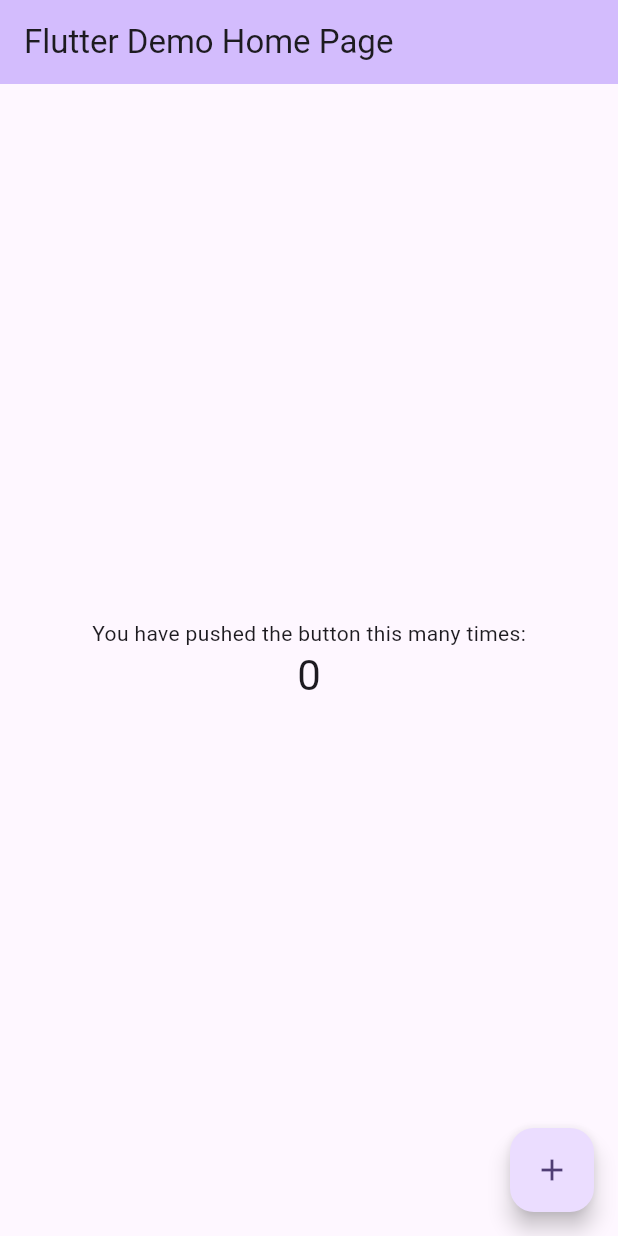
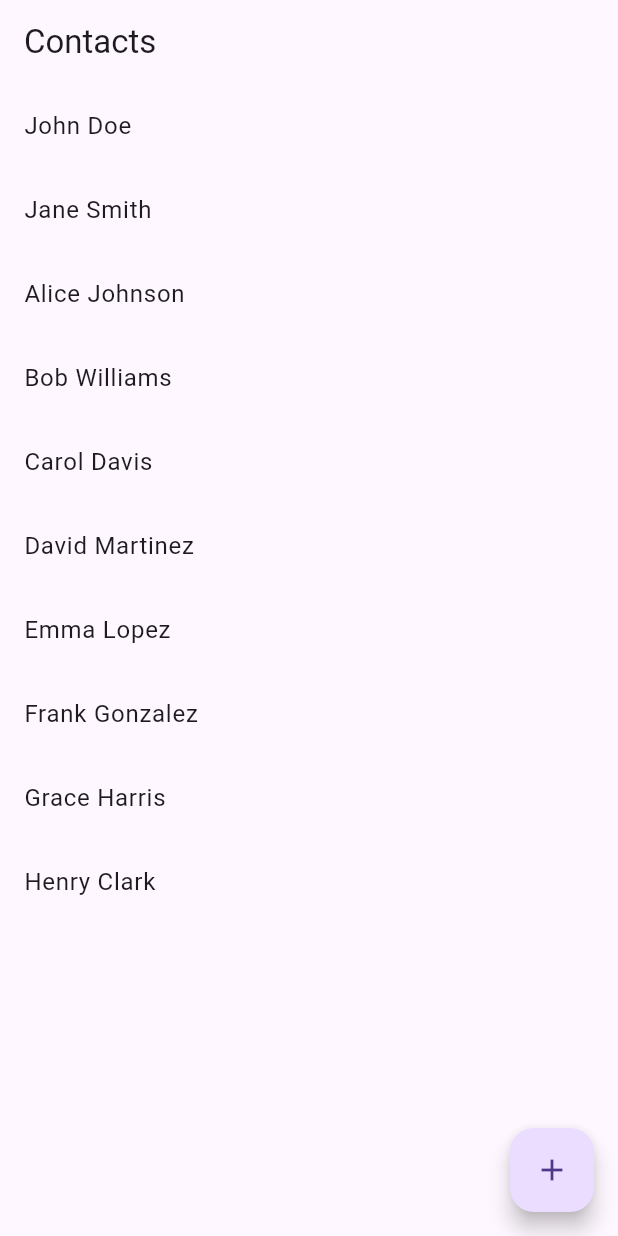
Before and after one commit to 10terabyte/simple_contacts, a Flutter app: the screen it shows after launch, on a phone screen of 412 x 824 dp. Run offline on Flutter 3.47's test engine with Material 3 defaults, Android fonts, the phone set to English and light mode, and no system bars; our stand-ins replace flutter_bloc, go_router, objectbox; generated files the repository leaves out were written again.

Commit message:
Features: Contact List & Details Screen

```diff
--- /dev/null
+++ b/lib/bloc/contact_bloc.dart
@@ -0,0 +1,57 @@
+import 'package:flutter_bloc/flutter_bloc.dart';
+import '../models/contact.dart';
+import '../repository/contact_repository.dart';
+
+class ContactEvent {}
+
+class LoadContacts extends ContactEvent {}
+
+class AddContact extends ContactEvent {
+  final Contact contact;
+
+  AddContact(this.contact);
+}
+
+class UpdateContact extends ContactEvent {
+  final Contact contact;
+
+  UpdateContact(this.contact);
+}
+
+class DeleteContact extends ContactEvent {
+  final int id;
+
+  DeleteContact(this.id);
+}
+
+class ContactState {
+  final List<Contact> contacts;
+
+  ContactState(this.contacts);
+}
+
+class ContactBloc extends Bloc<ContactEvent, ContactState> {
+  final ContactRepository repository;
+
+  ContactBloc(this.repository) : super(ContactState([])) {
+    on<LoadContacts>((event, emit) {
+      final contacts = repository.getAllContacts();
+      emit(ContactState(contacts));
+    });
+
+    on<AddContact>((event, emit) {
+      repository.addContact(event.contact);
+      add(LoadContacts());
+    });
+
+    on<UpdateContact>((event, emit) {
+      repository.updateContact(event.contact);
+      add(LoadContacts());
+    });
+
+    on<DeleteContact>((event, emit) {
+      repository.deleteContact(event.id);
+      add(LoadContacts());
+    });
+  }
+}
--- a/lib/main.dart
+++ b/lib/main.dart
@@ -1,125 +1,31 @@
 import 'package:flutter/material.dart';
+import 'package:flutter_bloc/flutter_bloc.dart';
+import 'bloc/contact_bloc.dart';
+import 'repository/contact_repository.dart';
+import 'router/router.dart';
 
-void main() {
-  runApp(const MyApp());
+void main() async {
+  WidgetsFlutterBinding.ensureInitialized();
+  final repository = await ContactRepository.create();
+  runApp(MyApp(repository: repository));
 }
 
 class MyApp extends StatelessWidget {
-  const MyApp({super.key});
+  final ContactRepository repository;
 
-  // This widget is the root of your application.
+  const MyApp({super.key, required this.repository});
+
   @override
   Widget build(BuildContext context) {
-    return MaterialApp(
-      title: 'Flutter Demo',
-      theme: ThemeData(
-        // This is the theme of your application.
-        //
-        // TRY THIS: Try running your application with "flutter run". You'll see
-        // the application has a purple toolbar. Then, without quitting the app,
-        // try changing the seedColor in the colorScheme below to Colors.green
-        // and then invoke "hot reload" (save your changes or press the "hot
-        // reload" button in a Flutter-supported IDE, or press "r" if you used
-        // the command line to start the app).
-        //
-        // Notice that the counter didn't reset back to zero; the application
-        // state is not lost during the reload. To reset the state, use hot
-        // restart instead.
-        //
-        // This works for code too, not just values: Most code changes can be
-        // tested with just a hot reload.
-        colorScheme: ColorScheme.fromSeed(seedColor: Colors.deepPurple),
-        useMaterial3: true,
+    return BlocProvider(
+      create: (context) => ContactBloc(repository)..add(LoadContacts()),
+      child: MaterialApp.router(
+        title: 'Contacts App',
+        routerConfig: router,
+        theme: ThemeData(
+          primarySwatch: Colors.blue,
+        ),
       ),
-      home: const MyHomePage(title: 'Flutter Demo Home Page'),
     );
   }
 }
-
-class MyHomePage extends StatefulWidget {
-  const MyHomePage({super.key, required this.title});
-
-  // This widget is the home page of your application. It is stateful, meaning
-  // that it has a State object (defined below) that contains fields that affect
-  // how it looks.
-
-  // This class is the configuration for the state. It holds the values (in this
-  // case the title) provided by the parent (in this case the App widget) and
-  // used by the build method of the State. Fields in a Widget subclass are
-  // always marked "final".
-
-  final String title;
-
-  @override
-  State<MyHomePage> createState() => _MyHomePageState();
-}
-
-class _MyHomePageState extends State<MyHomePage> {
-  int _counter = 0;
-
-  void _incrementCounter() {
-    setState(() {
-      // This call to setState tells the Flutter framework that something has
-      // changed in this State, which causes it to rerun the build method below
-      // so that the display can reflect the updated values. If we changed
-      // _counter without calling setState(), then the build method would not be
-      // called again, and so nothing would appear to happen.
-      _counter++;
-    });
-  }
-
-  @override
-  Widget build(BuildContext context) {
-    // This method is rerun every time setState is called, for instance as done
-    // by the _incrementCounter method above.
-    //
-    // The Flutter framework has been optimized to make rerunning build methods
-    // fast, so that you can just rebuild anything that needs updating rather
-    // than having to individually change instances of widgets.
-    return Scaffold(
-      appBar: AppBar(
-        // TRY THIS: Try changing the color here to a specific color (to
-        // Colors.amber, perhaps?) and trigger a hot reload to see the AppBar
-        // change color while the other colors stay the same.
-        backgroundColor: Theme.of(context).colorScheme.inversePrimary,
-        // Here we take the value from the MyHomePage object that was created by
-        // the App.build method, and use it to set our appbar title.
-        title: Text(widget.title),
-      ),
-      body: Center(
-        // Center is a layout widget. It takes a single child and positions it
-        // in the middle of the parent.
-        child: Column(
-          // Column is also a layout widget. It takes a list of children and
-          // arranges them vertically. By default, it sizes itself to fit its
-          // children horizontally, and tries to be as tall as its parent.
-          //
-          // Column has various properties to control how it sizes itself and
-          // how it positions its children. Here we use mainAxisAlignment to
-          // center the children vertically; the main axis here is the vertical
-          // axis because Columns are vertical (the cross axis would be
-          // horizontal).
-          //
-          // TRY THIS: Invoke "debug painting" (choose the "Toggle Debug Paint"
-          // action in the IDE, or press "p" in the console), to see the
-          // wireframe for each widget.
-          mainAxisAlignment: MainAxisAlignment.center,
-          children: <Widget>[
-            const Text(
-              'You have pushed the button this many times:',
-            ),
-            Text(
-              '$_counter',
-              style: Theme.of(context).textTheme.headlineMedium,
-            ),
-          ],
-        ),
-      ),
-      floatingActionButton: FloatingActionButton(
-        onPressed: _incrementCounter,
-        tooltip: 'Increment',
-        child: const Icon(Icons.add),
-      ), // This trailing comma makes auto-formatting nicer for build methods.
-    );
-  }
-}
--- /dev/null
+++ b/lib/models/contact.dart
@@ -0,0 +1,27 @@
+import "package:objectbox/objectbox.dart";
+@Entity()
+@Entity()
+class Contact {
+  @Id(assignable: true)
+  int id;
+  String firstName;
+  String lastName;
+  String phoneNumber;
+  String streetAddress1;
+  String streetAddress2;
+  String city;
+  String state;
+  String zipCode;
+
+  Contact({
+    this.id = 0,
+    required this.firstName,
+    required this.lastName,
+    required this.phoneNumber,
+    required this.streetAddress1,
+    this.streetAddress2 = '',
+    required this.city,
+    required this.state,
+    required this.zipCode,
+  });
+}
--- /dev/null
+++ b/lib/repository/contact_repository.dart
@@ -0,0 +1,41 @@
+import 'package:objectbox/objectbox.dart';
+import 'package:simple_contacts/utils/json_loader.dart';
+import '../models/contact.dart';
+import '../objectbox.g.dart'; // Created after running build_runner
+
+class ContactRepository {
+  late final Store _store;
+  late final Box<Contact> _contactBox;
+
+  ContactRepository._create(this._store) {
+    _contactBox = _store.box<Contact>();
+  }
+
+  static Future<ContactRepository> create() async {
+    final store = await openStore();
+    final repository = ContactRepository._create(store);
+    await repository._initializeContacts();
+    return repository;
+  }
+  Future<void> _initializeContacts() async {
+    if (_contactBox.isEmpty()) {
+      final contacts = await loadContactsFromJson();
+      _contactBox.putMany(contacts);
+    }
+  }
+  void addContact(Contact contact) {
+    _contactBox.put(contact);
+  }
+
+  void updateContact(Contact contact) {
+    _contactBox.put(contact);
+  }
+
+  void deleteContact(int id) {
+    _contactBox.remove(id);
+  }
+
+  List<Contact> getAllContacts() {
+    return _contactBox.getAll();
+  }
+}
--- /dev/null
+++ b/lib/router/router.dart
@@ -0,0 +1,22 @@
+import 'package:flutter/material.dart';
+import 'package:go_router/go_router.dart';
+import '../ui/contact_list_screen.dart';
+import '../ui/contact_detail_screen.dart';
+
+final GoRouter router = GoRouter(
+  routes: <RouteBase>[
+    GoRoute(
+      path: '/',
+      builder: (context, state) => ContactListScreen(),
+      routes: <RouteBase>[
+        GoRoute(
+          path: 'contact/:id',
+          builder: (context, state) {
+            final id = state.pathParameters['id'];
+            return ContactDetailScreen(contactId: int.parse(id!));
+          },
+        ),
+      ]
+    ),
+  ],
+);
--- /dev/null
+++ b/lib/ui/contact_list_screen.dart
@@ -0,0 +1,37 @@
+import 'package:flutter/material.dart';
+import 'package:flutter_bloc/flutter_bloc.dart';
+import 'package:go_router/go_router.dart';
+import '../bloc/contact_bloc.dart';
+import '../models/contact.dart';
+
+class ContactListScreen extends StatelessWidget {
+  @override
+  Widget build(BuildContext context) {
+    return Scaffold(
+      appBar: AppBar(title: Text('Contacts')),
+      body: BlocBuilder<ContactBloc, ContactState>(
+        builder: (context, state) {
+          final contacts = state.contacts;
+          return ListView.builder(
+            itemCount: contacts.length,
+            itemBuilder: (context, index) {
+              final contact = contacts[index];
+              return ListTile(
+                title: Text('${contact.firstName} ${contact.lastName}'),
+                onTap: () {
+                  context.go('/contact/${contact.id}');
+                },
+              );
+            },
+          );
+        },
+      ),
+      floatingActionButton: FloatingActionButton(
+        child: Icon(Icons.add),
+        onPressed: () {
+          // Handle add new contact
+        },
+      ),
+    );
+  }
+}
```
Also changed, not shown: assets/contacts.json (added, +112 -0 lines), lib/objectbox-model.json (added, +72 -0 lines), lib/ui/contact_detail_screen.dart (added, +46 -0 lines), lib/utils/json_loader.dart (added, +18 -0 lines), pubspec.yaml (+9 -31 lines), lib/objectbox.g.dart (added), pubspec.lock, 6 other files.
